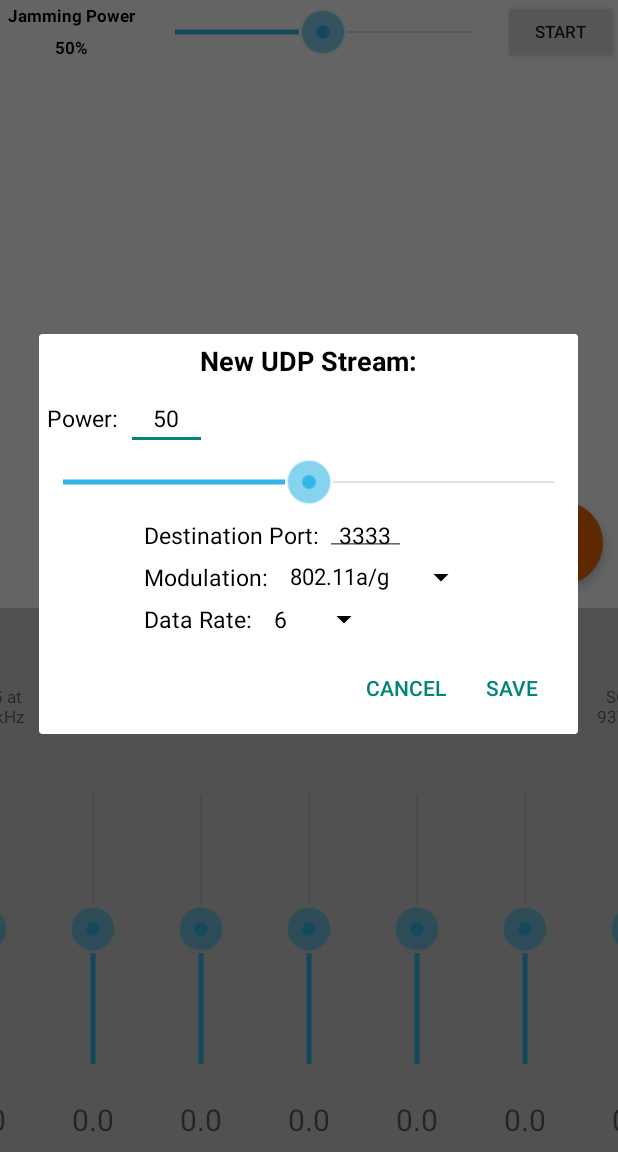
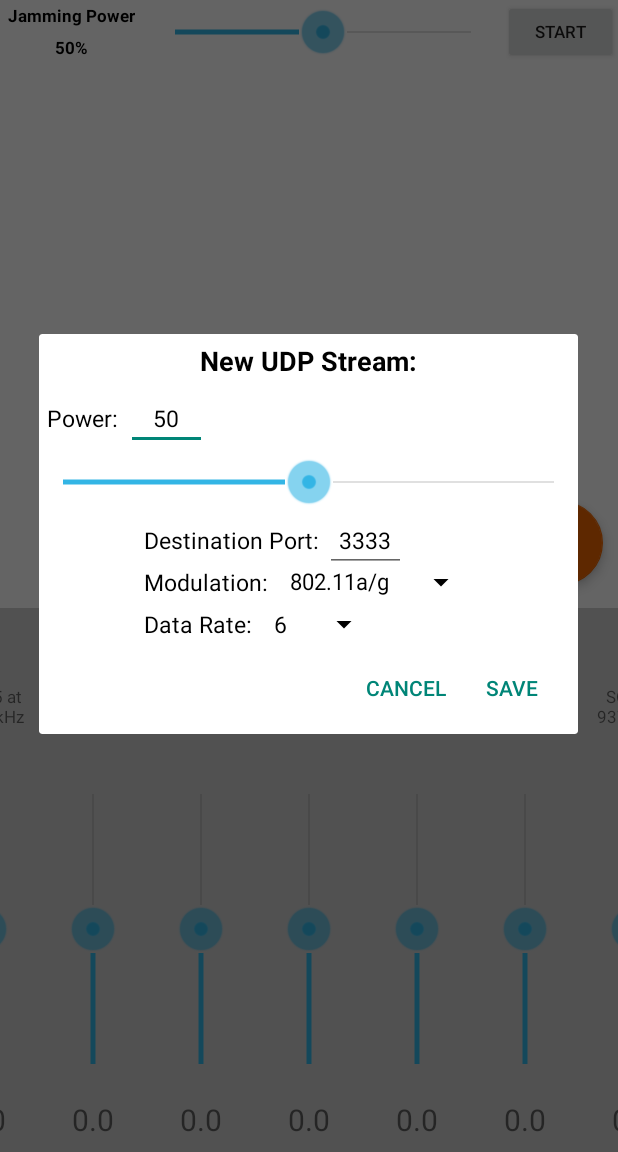
Before and after one commit to seemoo-lab/wisec2017_nexmon_jammer_demo_app, an Android app: the fragment TransmitterFragment placed in its activity, after a tap on an icon or button, on a phone screen of 412 x 824 dp, the part 84-1236 px from its top. Run offline under Robolectric (Android 15) with nearby library versions, the phone set to English and light mode, and no system bars; libraries missing offline, so code that uses them is left out: com.androidplot.xy, com.github.mikephil.charting, eu.chainfire.libsuperuser; 8 statements that could not run were skipped.

Commit message:
working app

```diff
--- a/WiFiJammer/app/src/main/java/de/seemoo/nexmon/jammer/TransmitterFragment.java
+++ b/WiFiJammer/app/src/main/java/de/seemoo/nexmon/jammer/TransmitterFragment.java
@@ -41,7 +41,7 @@ public class TransmitterFragment extends Fragment implements AdapterView.OnItemS
     private static CustomAdapter adapter;
     private static List<String> modulations = Arrays.asList("802.11a/g", "802.11b", "802.11n", "802.11ac");
     private static List<String> rates802_11_a_g = Arrays.asList("6", "9", "12", "18", "24", "36", "48", "54");
-    private static List<String> rates802_11_b = Arrays.asList("1", "2", "5,5", "11");
+    private static List<String> rates802_11_b = Arrays.asList("1", "2", "5", "11");
     private static List<String> rates802_11_n_mcs_index = Arrays.asList("0", "1", "2", "3", "4", "5", "6", "7");
     private static List<String> rates802_11_ac_mcs_index = Arrays.asList("0", "1", "2", "3", "4", "5", "6", "7", "8", "9");
     private static List<String> bands802_11_n = Arrays.asList("20", "40");
@@ -51,6 +51,7 @@ public class TransmitterFragment extends Fragment implements AdapterView.OnItemS
     ViewGroup container;
     AlertDialog newUDPStreamDialog;
     InetAddress ipAddress;
+    int existing_dialog_id = -1;
 
     public View onCreateView(LayoutInflater inflater, ViewGroup container, Bundle savedInstanceState) {
         /**
@@ -71,7 +72,24 @@ public class TransmitterFragment extends Fragment implements AdapterView.OnItemS
             fab.setOnClickListener(new View.OnClickListener() {
                 @Override
                 public void onClick(View view) {
+                    existing_dialog_id = -1;
                     newUDPStreamDialog.show();
+                    new Thread(new Runnable() {
+                        @Override
+                        public void run() {
+                            while (newUDPStreamDialog.isShowing()) {
+                            }
+                            udpStreams.get(udpStreams.size() - 1).alertDialog = newUDPStreamDialog;
+                            getActivity().runOnUiThread(new Runnable() {
+                                @Override
+                                public void run() {
+                                    createNewUDPStreamDialog();
+                                }
+                            });
+
+                        }
+                    }).start();
+
 
                 }
             });
@@ -83,7 +101,7 @@ public class TransmitterFragment extends Fragment implements AdapterView.OnItemS
             udpStreams = new ArrayList<>();
 
 
-            adapter = new CustomAdapter(udpStreams, getActivity().getApplicationContext());
+            adapter = new CustomAdapter(udpStreams, getActivity().getApplicationContext(), this);
 
             listView.setAdapter(adapter);
 
@@ -114,7 +132,7 @@ public class TransmitterFragment extends Fragment implements AdapterView.OnItemS
 
     public void createNewUDPStreamDialog() {
 
-        AlertDialog.Builder alertDialogBuilder = new AlertDialog.Builder(getActivity());
+        final AlertDialog.Builder alertDialogBuilder = new AlertDialog.Builder(getActivity());
 
         final View linear_layout = getActivity().getLayoutInflater().inflate(R.layout.udpstream_dialog, container, false);
 
@@ -170,7 +188,6 @@ public class TransmitterFragment extends Fragment implements AdapterView.OnItemS
                         int power = ((SeekBar) linear_layout.findViewById(R.id.udpSeekbar)).getProgress();
                         String modulation = ((Spinner) linear_layout.findViewById(R.id.modulation_spinner)).getSelectedItem().toString();
                         int rate = Integer.valueOf(((Spinner) linear_layout.findViewById(R.id.rate_spinner)).getSelectedItem().toString());
-                        System.out.println(rate);
                         int bandwidth = 0;
                         boolean ldpc = false;
                         try {
@@ -179,21 +196,19 @@ public class TransmitterFragment extends Fragment implements AdapterView.OnItemS
                         } catch (Exception e) {
                         }
 
-                        // iid =
-
-                        //if (udpStreams.size() <= iid) {
+                        if (existing_dialog_id < 0) {
 
                         UDPStream udpStream = new UDPStream(udpStreams.size(), port, power, modulation, rate, bandwidth, ldpc, getActivity());
                         udpStreams.add(udpStream);
-                        /*}else{
-                            UDPStream udpStream = udpStreams.get(iid);
+                        } else {
+                            UDPStream udpStream = udpStreams.get(existing_dialog_id);
                             udpStream.destPort = port;
                             udpStream.power = power;
                             udpStream.modulation = modulation;
                             udpStream.rate = rate;
                             udpStream.bandwidth = bandwidth;
                             udpStream.ldpc = ldpc;
-                        }*/
+                        }
                         adapter.notifyDataSetChanged();
 
 
--- a/WiFiJammer/app/src/main/java/de/seemoo/nexmon/jammer/UDPStream.java
+++ b/WiFiJammer/app/src/main/java/de/seemoo/nexmon/jammer/UDPStream.java
@@ -1,6 +1,7 @@
 package de.seemoo.nexmon.jammer;
 
 import android.app.Activity;
+import android.support.v7.app.AlertDialog;
 
 /**
  * Created by Stathis on 05-May-17.
@@ -17,6 +18,7 @@ public class UDPStream {
     int rate;
     int bandwidth;
     boolean ldpc;
+    AlertDialog alertDialog;
 
 
     public UDPStream(int id, int port, int power, String modulation, int rate, int bandwidth, boolean ldpc, Activity act) {
@@ -29,6 +31,7 @@ public class UDPStream {
         this.bandwidth = bandwidth;
         this.ldpc = ldpc;
         running = false;
+
     }
 
     public void stopThread() {
--- a/WiFiJammer/app/src/main/res/layout/transmiter_list_item.xml
+++ b/WiFiJammer/app/src/main/res/layout/transmiter_list_item.xml
@@ -16,6 +16,7 @@
 
 
     <RelativeLayout
+        android:id="@+id/transListItem"
         android:layout_width="wrap_content"
         android:layout_height="wrap_content"
         android:layout_toEndOf="@+id/item_run_stop"
--- a/WiFiJammer/app/src/main/res/layout/udpstream_dialog.xml
+++ b/WiFiJammer/app/src/main/res/layout/udpstream_dialog.xml
@@ -71,12 +71,13 @@
             android:id="@+id/port"
             android:layout_width="wrap_content"
             android:layout_height="wrap_content"
-            android:layout_above="@+id/modulation_spinner"
+
+            android:layout_alignBaseline="@+id/name"
+            android:layout_alignBottom="@+id/name"
             android:layout_toEndOf="@+id/name"
             android:ems="3"
             android:gravity="center"
             android:inputType="number"
-            android:padding="3sp"
             android:text="3333"
             android:textColor="@color/black"
             android:textSize="15sp" />
```
Also changed, not shown: WiFiJammer/app/src/main/java/de/seemoo/nexmon/jammer/CustomAdapter.java (+21 -15 lines).
